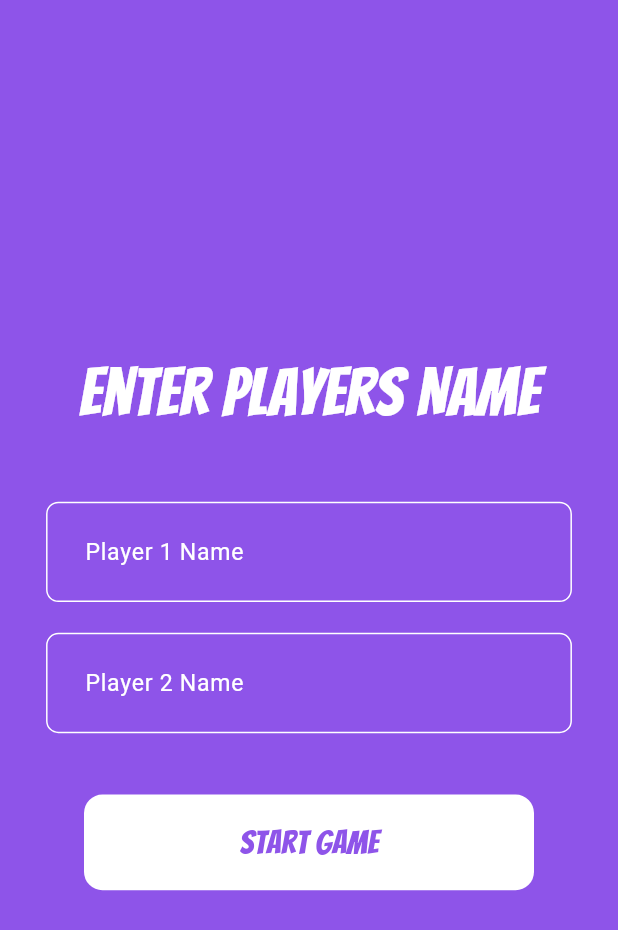
After one commit to Ruthishkumar/Snake_Game_App, a Flutter app: the screen it shows after launch, after a tap on "Tic Tac Toe", on a phone screen of 412 x 824 dp. The commit adds this screen. Shown: the top 930 px of the screen. Run offline on Flutter 3.47's test engine with Material 3 defaults, Android fonts, the phone set to English and light mode, and no system bars; our stand-ins replace animated_toggle_switch, audioplayers, flutter_screenutil, flutter_svg, fluttertoast, font_awesome_flutter and 4 more; missing offline and left inert: segmented_button_slide.

Commit message:
3 Games Done

```diff
--- /dev/null
+++ b/lib/utils/app_screen_container.dart
@@ -0,0 +1,22 @@
+import 'package:flutter/material.dart';
+
+class AppScreenContainer extends StatefulWidget {
+  final Color appBackGroundColor;
+  final Widget bodyWidget;
+  const AppScreenContainer(
+      {super.key, required this.appBackGroundColor, required this.bodyWidget});
+
+  @override
+  State<AppScreenContainer> createState() => _AppScreenContainerState();
+}
+
+class _AppScreenContainerState extends State<AppScreenContainer> {
+  @override
+  Widget build(BuildContext context) {
+    return SafeArea(
+        child: Scaffold(
+      backgroundColor: widget.appBackGroundColor,
+      body: widget.bodyWidget,
+    ));
+  }
+}
--- a/lib/view/tic_tac_toe/screens/enter_player_name_screen.dart
+++ b/lib/view/tic_tac_toe/screens/enter_player_name_screen.dart
@@ -1,5 +1,6 @@
 import 'package:flutter/material.dart';
 import 'package:flutter_screenutil/flutter_screenutil.dart';
+import 'package:snake_game_app/utils/app_screen_container.dart';
 import 'package:snake_game_app/utils/form_field/player_name_form_field.dart';
 import 'package:snake_game_app/utils/styles/app_colors.dart';
 import 'package:snake_game_app/utils/styles/app_styles.dart';
@@ -29,11 +30,9 @@ class _EnterPlayerNameScreenState extends State<EnterPlayerNameScreen> {
 
   @override
   Widget build(BuildContext context) {
-    return SafeArea(
-      child: Scaffold(
-        resizeToAvoidBottomInset: false,
-        backgroundColor: AppColors.appBackGroundColor,
-        body: Form(
+    return AppScreenContainer(
+      appBackGroundColor: AppColors.appBackGroundColor,
+      bodyWidget: Form(
         key: formKey,
         child: Container(
           padding: EdgeInsets.all(30.r),
@@ -119,7 +118,6 @@ class _EnterPlayerNameScreenState extends State<EnterPlayerNameScreen> {
           ),
         ),
       ),
-      ),
     );
   }
 }
```
Also changed, not shown: lib/view/number_identify/screens/find_number_game_easy_level_screen.dart (+5 -7 lines), lib/view/number_identify/screens/find_number_game_hard_level_screen.dart (+4 -5 lines), lib/view/number_identify/screens/find_number_game_level_screen.dart (+5 -7 lines), lib/view/number_identify/screens/find_number_game_medium_level_screen.dart (+5 -7 lines), lib/view/number_identify/screens/find_number_game_onboarding_screen.dart (+16 -6 lines), lib/view/snake_game/screens/game_onboarding_screen.dart (+6 -9 lines), lib/view/snake_game/screens/snake_game_play_screen.dart (+5 -5 lines), lib/view/tic_tac_toe/screens/choose_side_screen.dart (+4 -5 lines), lib/view/tic_tac_toe/screens/tic_tac_toe_game_play_screen.dart (+4 -5 lines). Lines whose indentation alone changed are shown as unchanged.
